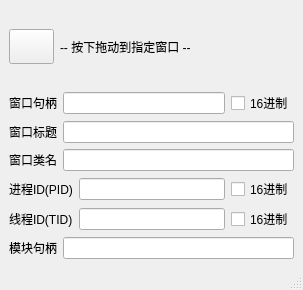
First picture: the form in ui/wnd_main.ui, repository decenfrontier/ReverseToolKit, before the edit.
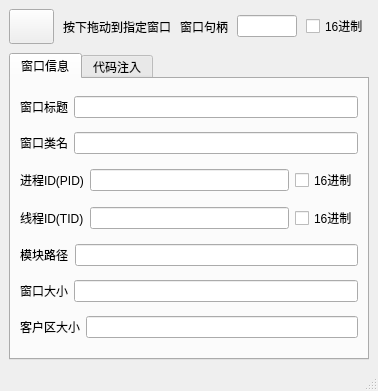
Second picture: the form after the edit.

The edit to the form file:
```diff
--- a/ui/wnd_main.ui
+++ b/ui/wnd_main.ui
@@ -6,15 +6,20 @@
    <rect>
     <x>0</x>
     <y>0</y>
-    <width>303</width>
-    <height>290</height>
+    <width>378</width>
+    <height>391</height>
    </rect>
   </property>
   <property name="windowTitle">
    <string>DC Reserve ToolKit</string>
   </property>
   <widget class="QWidget" name="centralwidget">
-   <layout class="QVBoxLayout" name="verticalLayout">
+   <layout class="QVBoxLayout" name="verticalLayout_2">
+    <property name="spacing">
+     <number>9</number>
+    </property>
+    <item>
+     <layout class="QHBoxLayout" name="horizontalLayout_8">
     <item>
      <layout class="QHBoxLayout" name="horizontalLayout_7">
       <item>
@@ -39,12 +44,25 @@
       <item>
        <widget class="QLabel" name="label_7">
         <property name="text">
-         <string>-- 按下拖动到指定窗口 --</string>
+           <string>按下拖动到指定窗口</string>
         </property>
        </widget>
       </item>
      </layout>
     </item>
+      <item>
+       <spacer name="horizontalSpacer">
+        <property name="orientation">
+         <enum>Qt::Horizontal</enum>
+        </property>
+        <property name="sizeHint" stdset="0">
+         <size>
+          <width>40</width>
+          <height>20</height>
+         </size>
+        </property>
+       </spacer>
+      </item>
     <item>
      <layout class="QHBoxLayout" name="horizontalLayout">
       <item>
@@ -55,7 +73,14 @@
        </widget>
       </item>
       <item>
-       <widget class="QLineEdit" name="edt_hwnd"/>
+         <widget class="QLineEdit" name="edt_hwnd">
+          <property name="maximumSize">
+           <size>
+            <width>100</width>
+            <height>16777215</height>
+           </size>
+          </property>
+         </widget>
       </item>
       <item>
        <widget class="QCheckBox" name="checkBox_3">
@@ -66,6 +91,18 @@
       </item>
      </layout>
     </item>
+     </layout>
+    </item>
+    <item>
+     <widget class="QTabWidget" name="tabWidget">
+      <property name="currentIndex">
+       <number>0</number>
+      </property>
+      <widget class="QWidget" name="tab">
+       <attribute name="title">
+        <string>窗口信息</string>
+       </attribute>
+       <layout class="QVBoxLayout" name="verticalLayout">
     <item>
      <layout class="QHBoxLayout" name="horizontalLayout_6">
       <item>
@@ -76,7 +113,11 @@
        </widget>
       </item>
       <item>
-       <widget class="QLineEdit" name="edt_wnd_title"/>
+           <widget class="QLineEdit" name="edt_wnd_title">
+            <property name="readOnly">
+             <bool>true</bool>
+            </property>
+           </widget>
       </item>
      </layout>
     </item>
@@ -90,7 +131,11 @@
        </widget>
       </item>
       <item>
-       <widget class="QLineEdit" name="edt_wnd_class"/>
+           <widget class="QLineEdit" name="edt_wnd_class">
+            <property name="readOnly">
+             <bool>true</bool>
+            </property>
+           </widget>
       </item>
      </layout>
     </item>
@@ -104,7 +149,11 @@
        </widget>
       </item>
       <item>
-       <widget class="QLineEdit" name="edt_pid"/>
+           <widget class="QLineEdit" name="edt_pid">
+            <property name="readOnly">
+             <bool>true</bool>
+            </property>
+           </widget>
       </item>
       <item>
        <widget class="QCheckBox" name="checkBox">
@@ -125,7 +174,11 @@
        </widget>
       </item>
       <item>
-       <widget class="QLineEdit" name="edt_tid"/>
+           <widget class="QLineEdit" name="edt_tid">
+            <property name="readOnly">
+             <bool>true</bool>
+            </property>
+           </widget>
       </item>
       <item>
        <widget class="QCheckBox" name="checkBox_2">
@@ -141,7 +194,7 @@
       <item>
        <widget class="QLabel" name="label_6">
         <property name="text">
-         <string>模块句柄</string>
+             <string>模块路径</string>
         </property>
        </widget>
       </item>
@@ -150,9 +203,120 @@
         <property name="text">
          <string/>
         </property>
+            <property name="readOnly">
+             <bool>true</bool>
+            </property>
        </widget>
       </item>
      </layout>
+        </item>
+        <item>
+         <layout class="QHBoxLayout" name="horizontalLayout_11">
+          <item>
+           <widget class="QLabel" name="label_9">
+            <property name="text">
+             <string>窗口大小</string>
+            </property>
+           </widget>
+          </item>
+          <item>
+           <widget class="QLineEdit" name="edt_hmodule_2">
+            <property name="text">
+             <string/>
+            </property>
+            <property name="readOnly">
+             <bool>true</bool>
+            </property>
+           </widget>
+          </item>
+         </layout>
+        </item>
+        <item>
+         <layout class="QHBoxLayout" name="horizontalLayout_12">
+          <item>
+           <widget class="QLabel" name="label_10">
+            <property name="text">
+             <string>客户区大小</string>
+            </property>
+           </widget>
+          </item>
+          <item>
+           <widget class="QLineEdit" name="edt_hmodule_3">
+            <property name="text">
+             <string/>
+            </property>
+            <property name="readOnly">
+             <bool>true</bool>
+            </property>
+           </widget>
+          </item>
+         </layout>
+        </item>
+       </layout>
+      </widget>
+      <widget class="QWidget" name="tab_2">
+       <attribute name="title">
+        <string>代码注入</string>
+       </attribute>
+       <layout class="QVBoxLayout" name="verticalLayout_4">
+        <item>
+         <layout class="QHBoxLayout" name="horizontalLayout_10">
+          <item>
+           <widget class="QTextEdit" name="textEdit"/>
+          </item>
+          <item>
+           <layout class="QVBoxLayout" name="verticalLayout_3">
+            <item>
+             <widget class="QPushButton" name="pushButton">
+              <property name="sizePolicy">
+               <sizepolicy hsizetype="Minimum" vsizetype="Minimum">
+                <horstretch>0</horstretch>
+                <verstretch>0</verstretch>
+               </sizepolicy>
+              </property>
+              <property name="text">
+               <string>Call</string>
+              </property>
+             </widget>
+            </item>
+            <item>
+             <widget class="QPushButton" name="pushButton_2">
+              <property name="sizePolicy">
+               <sizepolicy hsizetype="Minimum" vsizetype="Minimum">
+                <horstretch>0</horstretch>
+                <verstretch>0</verstretch>
+               </sizepolicy>
+              </property>
+              <property name="text">
+               <string>申请内存</string>
+              </property>
+             </widget>
+            </item>
+           </layout>
+          </item>
+         </layout>
+        </item>
+        <item>
+         <layout class="QHBoxLayout" name="horizontalLayout_9">
+          <item>
+           <widget class="QLabel" name="label_8">
+            <property name="text">
+             <string>执行结果:</string>
+            </property>
+           </widget>
+          </item>
+          <item>
+           <widget class="QLineEdit" name="lineEdit">
+            <property name="alignment">
+             <set>Qt::AlignCenter</set>
+            </property>
+           </widget>
+          </item>
+         </layout>
+        </item>
+       </layout>
+      </widget>
+     </widget>
     </item>
    </layout>
   </widget>
```
Left out of the diff: 6 changed lines with no effect on the pictures. Lines whose indentation alone changed are shown as unchanged.
